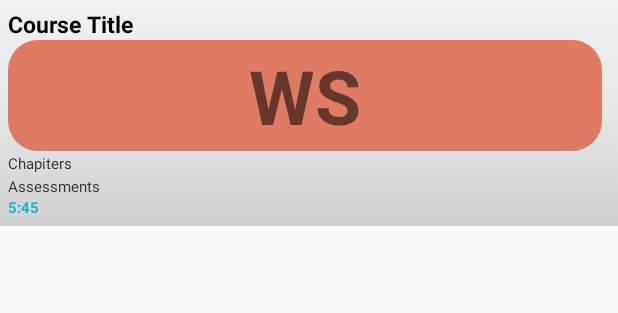
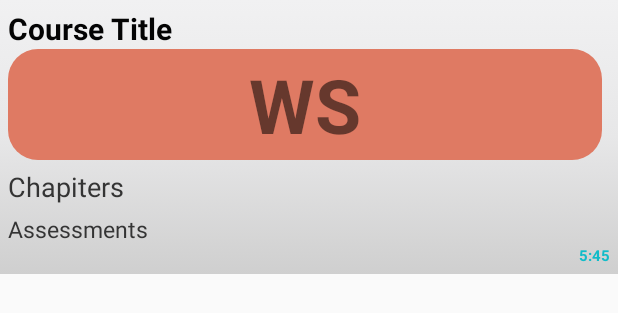
Before and after one commit to frere10/officels, an Android app: the layout course_item_view.xml on its own in the app's theme, with its tools: preview values and no code run, on a phone screen of 412 x 824 dp. Shown: the top 313 px of the screen. Run offline under Robolectric (Android 15) with nearby library versions, the phone set to English and light mode, and no system bars; network calls fail.

```diff
--- a/app/src/main/java/rw/akimana/officels/Controllers/Utils.java
+++ b/app/src/main/java/rw/akimana/officels/Controllers/Utils.java
@@ -4,6 +4,4 @@ public class Utils {
 
     //String Values to be Used in App
     public static final String downloadDirectory = "Office LS";
-//    public static final String mainUrl = "http://androhub.com/demo/";
-    public static final String downloadPdfUrl = "http://androhub.com/demo/demo.pdf";
 }
--- a/app/src/main/java/rw/akimana/officels/MainActivity.java
+++ b/app/src/main/java/rw/akimana/officels/MainActivity.java
@@ -51,9 +51,9 @@ public class MainActivity extends AppCompatActivity {
         int height = display.getHeight();
 
         if(width < height){
+            gridLayoutManager = new GridLayoutManager(getApplicationContext(), 1);
+        }else {
             gridLayoutManager = new GridLayoutManager(getApplicationContext(), 2);
-        }else {
-            gridLayoutManager = new GridLayoutManager(getApplicationContext(), 3);
         }
         recyclerView.addItemDecoration(new ItemDivider(getApplicationContext(), LinearLayoutManager.VERTICAL, 32));
         recyclerView.addItemDecoration(new ItemDivider(getApplicationContext(), LinearLayoutManager.HORIZONTAL, 32));
--- a/app/src/main/res/layout/activity_splash.xml
+++ b/app/src/main/res/layout/activity_splash.xml
@@ -2,7 +2,7 @@
 <RelativeLayout xmlns:android="http://schemas.android.com/apk/res/android"
     android:layout_width="match_parent"
     android:layout_height="match_parent"
-    android:background="@drawable/gradient_bg" >
+    android:background="@drawable/arrow_bg2" >
 
     <ImageView
         android:id="@+id/imgLogo"
--- a/app/src/main/res/layout/course_item_view.xml
+++ b/app/src/main/res/layout/course_item_view.xml
@@ -13,7 +13,7 @@
         android:layout_height="wrap_content"
         android:text="Course Title"
         android:textColor="#040404"
-        android:textSize="15dip"
+        android:textSize="20sp"
         android:textStyle="bold"
         android:typeface="sans" />
     <!--  ListRow Left sied Thumbnail image -->
@@ -44,31 +44,33 @@
         android:layout_width="wrap_content"
         android:layout_height="wrap_content"
         android:layout_below="@id/tv_c_title"
-        android:layout_marginTop="1dip"
+        android:layout_marginTop="5dip"
         android:layout_toRightOf="@+id/thumbnail"
         android:text="Chapiters"
         android:textColor="#343434"
-        android:textSize="10dip" />
+        android:textSize="18dip" />
 
     <TextView
         android:id="@+id/tv_assignemt"
         android:layout_width="wrap_content"
         android:layout_height="wrap_content"
         android:layout_below="@id/tv_chapiters"
-        android:layout_marginTop="1dip"
+        android:layout_marginTop="5dip"
         android:layout_toRightOf="@+id/thumbnail"
         android:text="Assessments"
         android:textColor="#343434"
-        android:textSize="10dip" />
+        android:textSize="15dip" />
 
     <!-- Rightend Duration -->
     <TextView
         android:id="@+id/tv_created_at"
-        android:layout_width="wrap_content"
+        android:layout_width="match_parent"
         android:layout_height="wrap_content"
         android:text="5:45"
         android:textColor="#10bcc9"
+        android:textAlignment="viewEnd"
         android:textSize="10dip"
-        android:textStyle="bold" />
+        android:textStyle="bold"
+        android:gravity="end" />
 
 </LinearLayout>
```
Also changed, not shown: app/src/main/java/rw/akimana/officels/Controllers/PdfRendererBasicFragment.java (deleted, +0 -265 lines).
